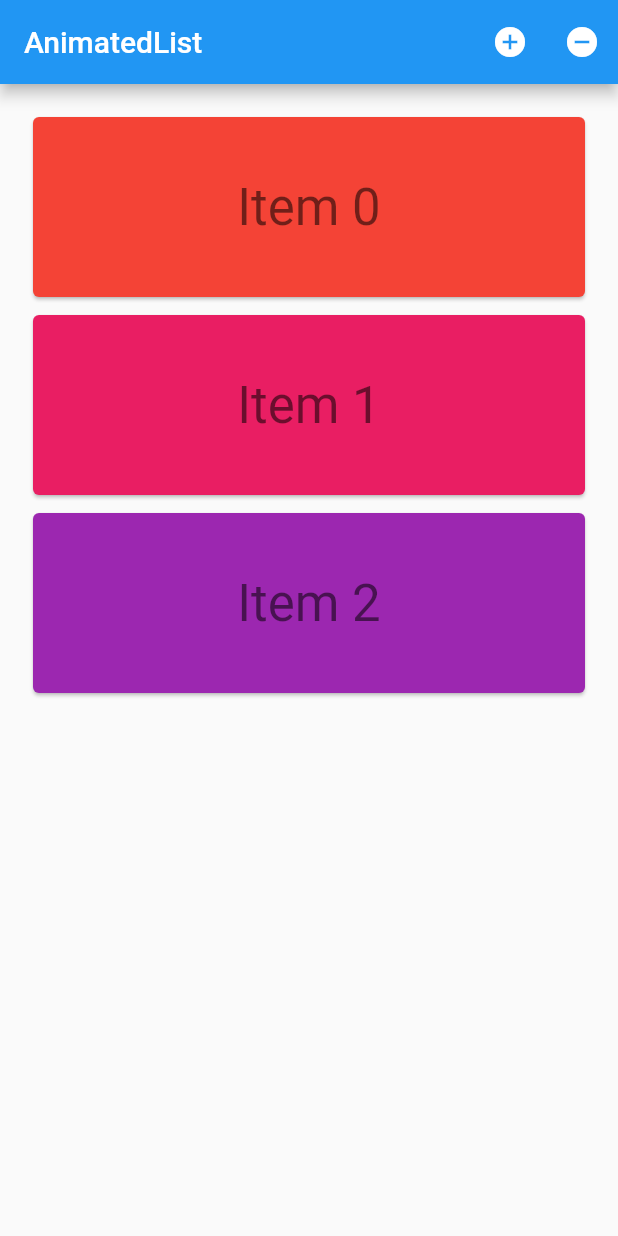
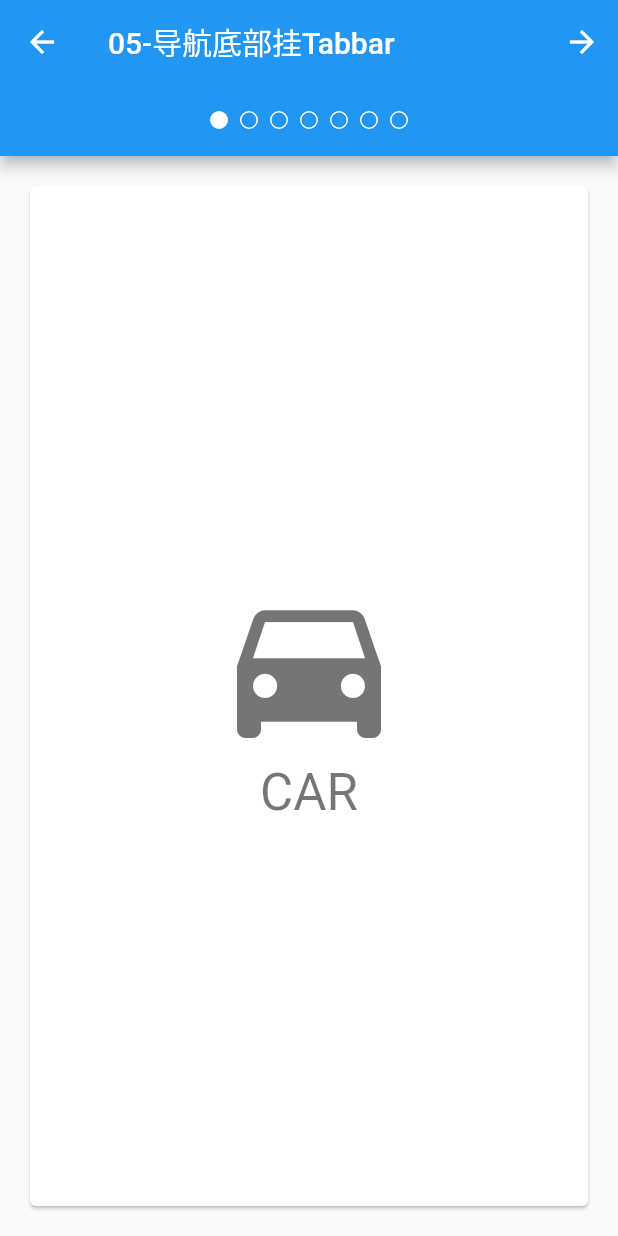
Before and after one commit to wangshuaiguo/flutter-study, a Flutter app: the screen it shows after launch, on a phone screen of 412 x 824 dp. Run offline on Flutter 3.47's test engine with Material 2 defaults, Android fonts, the phone set to English and light mode, and no system bars.

Commit message:
tabbar-nar合用

```diff
--- a/hello_word/lib/main.dart
+++ b/hello_word/lib/main.dart
@@ -1,194 +1,142 @@
-import 'package:flutter/foundation.dart';
 import 'package:flutter/material.dart';
 
-class AnimatedListSample extends StatefulWidget {
-  @override
-  _AnimatedListSampleState createState() => new _AnimatedListSampleState();
+void main() {
+  runApp(new AppBarBottomSample());
 }
 
-class _AnimatedListSampleState extends State<AnimatedListSample> {
-  final GlobalKey<AnimatedListState> _listKey =
-      new GlobalKey<AnimatedListState>();
-  ListModel<int> _list;
-  int _selectedItem;
-  int _nextItem; // The next item inserted when the user presses the '+' button.
+class AppBarBottomSample extends StatefulWidget {
+  @override
+  State<StatefulWidget> createState() {
+    // TODO: implement createState
+
+    return _AppBarBottomSampleState();
+  }
+}
+
+class _AppBarBottomSampleState extends State<AppBarBottomSample>
+    with SingleTickerProviderStateMixin {
+  TabController _tabController;
 
   @override
   void initState() {
+    // TODO: implement initState
     super.initState();
-    _list = new ListModel<int>(
-      listKey: _listKey,
-      initialItems: <int>[0, 1, 2],
-      removedItemBuilder: _buildRemovedItem,
-    );
-    _nextItem = 3;
+    _tabController = TabController(vsync: this, length: choices.length);
   }
 
-  // Used to build list items that haven't been removed.
-  Widget _buildItem(
-      BuildContext context, int index, Animation<double> animation) {
-    return new CardItem(
-      animation: animation,
-      item: _list[index],
-      selected: _selectedItem == _list[index],
-      onTap: () {
-        setState(() {
-          _selectedItem = _selectedItem == _list[index] ? null : _list[index];
-        });
-      },
-    );
-  }
-
-  // Used to build an item after it has been removed from the list. This method is
-  // needed because a removed item remains  visible until its animation has
-  // completed (even though it's gone as far this ListModel is concerned).
-  // The widget will be used by the [AnimatedListState.removeItem] method's
-  // [AnimatedListRemovedItemBuilder] parameter.
-  Widget _buildRemovedItem(
-      int item, BuildContext context, Animation<double> animation) {
-    return new CardItem(
-      animation: animation,
-      item: item,
-      selected: false,
-      // No gesture detector here: we don't want removed items to be interactive.
-    );
-  }
-
-  // Insert the "next item" into the list model.
-  void _insert() {
-    final int index =
-        _selectedItem == null ? _list.length : _list.indexOf(_selectedItem);
-    _list.insert(index, _nextItem++);
-  }
-
-  // Remove the selected item from the list model.
-  void _remove() {
-    if (_selectedItem != null) {
-      _list.removeAt(_list.indexOf(_selectedItem));
-      setState(() {
-        _selectedItem = null;
-      });
-    }
+  @override
+  void dispose() {
+    // TODO: implement dispose
+    _tabController.dispose();
+    super.dispose();
   }
 
   @override
   Widget build(BuildContext context) {
-    return new MaterialApp(
-      home: new Scaffold(
-        appBar: new AppBar(
-          title: const Text('AnimatedList'),
+    // TODO: implement build
+    return MaterialApp(
+      home: Scaffold(
+        appBar: AppBar(
+          title: Text('05-导航底部挂Tabbar'),
+          leading: IconButton(
+            tooltip: 'Previous choice',
+            icon: Icon(Icons.arrow_back),
+            onPressed: () {
+              _nextPage(-1);
+            },
+          ),
           actions: <Widget>[
-            new IconButton(
-              icon: const Icon(Icons.add_circle),
-              onPressed: _insert,
-              tooltip: 'insert a new item',
+            IconButton(
+              icon: Icon(Icons.arrow_forward),
+              tooltip: '下一个 choice',
+              onPressed: () {
+                _nextPage(1);
+              },
+            )
+          ],
+          bottom: PreferredSize(
+            preferredSize: Size.fromHeight(48.0),
+            child: Theme(
+              data: Theme.of(context).copyWith(accentColor: Colors.white),
+              child: Container(
+                height: 48.0,
+                alignment: Alignment.center,
+                child: TabPageSelector(controller: _tabController,),
+              ),
             ),
-            new IconButton(
-              icon: const Icon(Icons.remove_circle),
-              onPressed: _remove,
-              tooltip: 'remove the selected item',
-            ),
+          ),
+        ),
+        body: TabBarView(
+          controller: _tabController,
+          children: choices.map(
+              (Choice choice){
+                return Padding(
+                    padding: EdgeInsets.all(16.0),
+                    child: ChoiceCard(
+                      choice: choice,
+                    ),
+                );
+              }
+          ).toList(),
+        ),
+      ),
+    );
+  }
+
+
+  void _nextPage(int delta) {
+    int indexNew = _tabController.index + delta;
+    if (indexNew >= _tabController.length) {
+      indexNew = 0;
+      // return;
+    }else if (indexNew < 0){
+      indexNew = _tabController.length - 1;
+    }
+
+    _tabController.animateTo(indexNew);
+  }
+}
+
+class Choice {
+  final String title;
+  final IconData icon;
+
+  const Choice(this.title, this.icon);
+}
+
+const List<Choice> choices = const <Choice>[
+  const Choice('CAR', Icons.directions_car),
+  const Choice('bike', Icons.directions_bike),
+  const Choice('boat', Icons.directions_boat),
+  const Choice('bus', Icons.directions_bus),
+  const Choice('railway', Icons.directions_railway),
+  const Choice('walk', Icons.directions_walk),
+  const Choice('subway', Icons.directions_subway),
+];
+
+
+
+class ChoiceCard extends StatelessWidget {
+
+  const ChoiceCard({ Key key, this.choice }) : super(key: key);
+  final Choice choice;
+
+  @override
+  Widget build(BuildContext context) {
+    // TODO: implement build
+    final TextStyle textStyle = Theme.of(context).textTheme.display1;
+    return new Card(
+      color: Colors.white,
+      child: new Center(
+        child: new Column(
+          mainAxisSize: MainAxisSize.min,
+          crossAxisAlignment: CrossAxisAlignment.center,
+          children: <Widget>[
+            new Icon(choice.icon, size: 128.0, color: textStyle.color),
+            new Text(choice.title, style: textStyle),
           ],
-        ),
-        body: new Padding(
-          padding: const EdgeInsets.all(16.0),
-          child: new AnimatedList(
-            key: _listKey,
-            initialItemCount: _list.length,
-            itemBuilder: _buildItem,
-          ),
         ),
       ),
     );
   }
 }
-
-
-class ListModel<E> {
-  ListModel({
-    @required this.listKey,
-    @required this.removedItemBuilder,
-    Iterable<E> initialItems,
-  })  : assert(listKey != null),
-        assert(removedItemBuilder != null),
-        _items = new List<E>.from(initialItems ?? <E>[]);
-
-  final GlobalKey<AnimatedListState> listKey;
-  final dynamic removedItemBuilder;
-  final List<E> _items;
-
-  AnimatedListState get _animatedList => listKey.currentState;
-
-  void insert(int index, E item) {
-    _items.insert(index, item);
-    _animatedList.insertItem(index);
-  }
-
-  E removeAt(int index) {
-    final E removedItem = _items.removeAt(index);
-    if (removedItem != null) {
-      _animatedList.removeItem(index,
-          (BuildContext context, Animation<double> animation) {
-        return removedItemBuilder(removedItem, context, animation);
-      });
-    }
-    return removedItem;
-  }
-
-  int get length => _items.length;
-  E operator [](int index) => _items[index];
-  int indexOf(E item) => _items.indexOf(item);
-}
-
-/// Displays its integer item as 'item N' on a Card whose color is based on
-/// the item's value. The text is displayed in bright green if selected is true.
-/// This widget's height is based on the animation parameter, it varies
-/// from 0 to 128 as the animation varies from 0.0 to 1.0.
-class CardItem extends StatelessWidget {
-  const CardItem(
-      {Key key,
-      @required this.animation,
-      this.onTap,
-      @required this.item,
-      this.selected: false})
-      : assert(animation != null),
-        assert(item != null && item >= 0),
-        assert(selected != null),
-        super(key: key);
-
-  final Animation<double> animation;
-  final VoidCallback onTap;
-  final int item;
-  final bool selected;
-
-  @override
-  Widget build(BuildContext context) {
-    TextStyle textStyle = Theme.of(context).textTheme.display1;
-    if (selected)
-      textStyle = textStyle.copyWith(color: Colors.lightGreenAccent[400]);
-    return new Padding(
-      padding: const EdgeInsets.all(2.0),
-      child: new SizeTransition(
-        axis: Axis.vertical,
-        sizeFactor: animation,
-        child: new GestureDetector(
-          behavior: HitTestBehavior.opaque,
-          onTap: onTap,
-          child: new SizedBox(
-            height: 128.0,
-            child: new Card(
-              color: Colors.primaries[item % Colors.primaries.length],
-              child: new Center(
-                child: new Text('Item $item', style: textStyle),
-              ),
-            ),
-          ),
-        ),
-      ),
-    );
-  }
-}
-
-void main() {
-  runApp(AnimatedListSample());
-}
```
